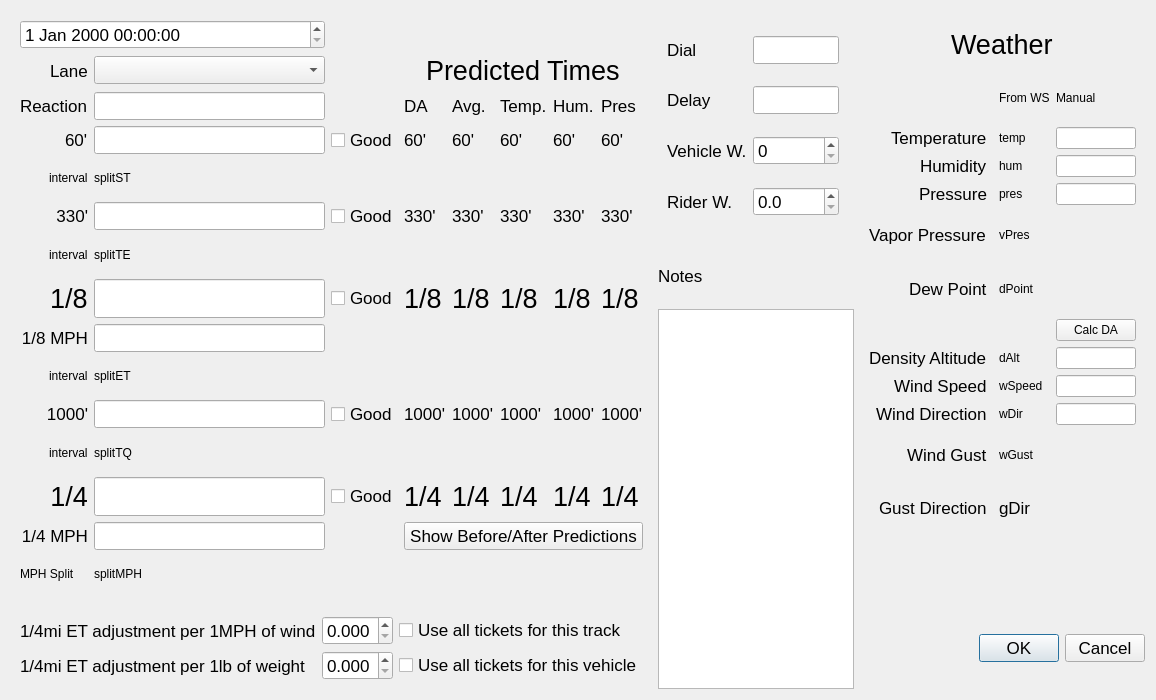
This is narob-desktop/ticketdialog.ui in iforgetware/narob as Qt 5 draws it before an edit. The edited form follows.
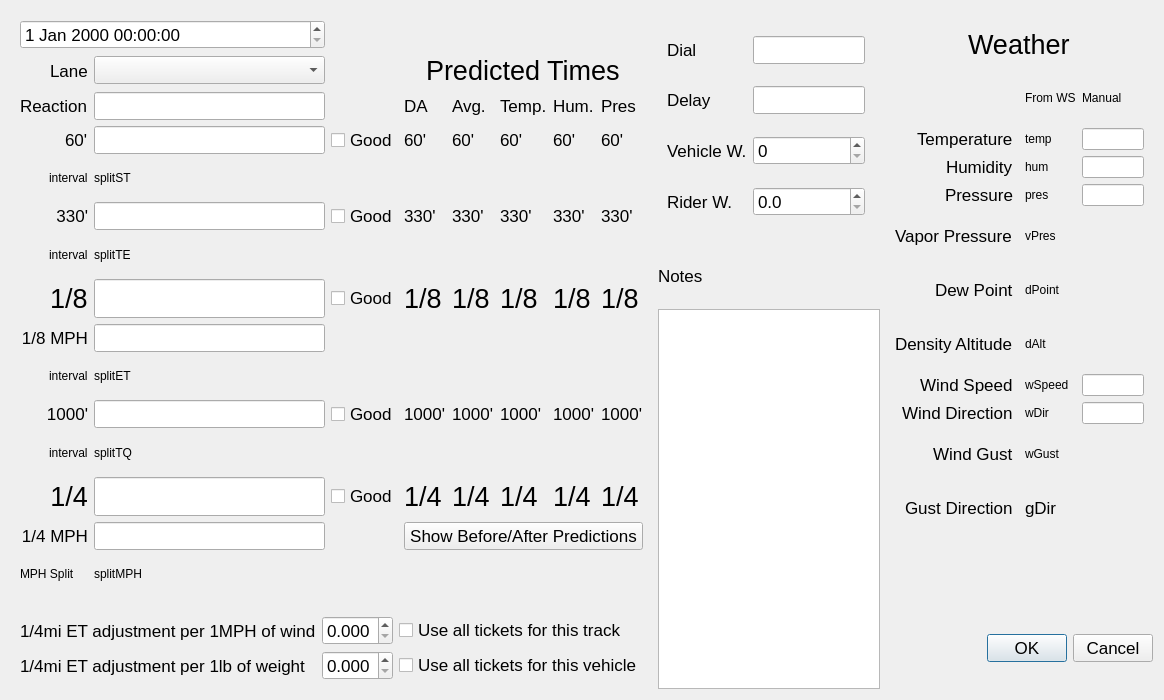
This is the edited form.

```diff
--- a/narob-desktop/ticketdialog.ui
+++ b/narob-desktop/ticketdialog.ui
@@ -6,7 +6,7 @@
    <rect>
     <x>0</x>
     <y>0</y>
-    <width>1156</width>
+    <width>1164</width>
     <height>700</height>
    </rect>
   </property>
@@ -1111,39 +1111,22 @@
       <enum>QFrame::Raised</enum>
      </property>
      <layout class="QGridLayout" name="gridLayout_4">
-      <item row="1" column="2">
-       <widget class="QLabel" name="fromWSLabel">
-        <property name="text">
-         <string>From WS</string>
-        </property>
-       </widget>
-      </item>
-      <item row="10" column="3">
-       <widget class="QLineEdit" name="windDirectionEdit"/>
-      </item>
-      <item row="8" column="2">
-       <widget class="QLabel" name="densityAltitude">
-        <property name="text">
-         <string>dAlt</string>
-        </property>
-       </widget>
-      </item>
-      <item row="6" column="0" alignment="Qt::AlignRight">
-       <widget class="QLabel" name="currentDewPointLabel">
+      <item row="0" column="0" colspan="4" alignment="Qt::AlignHCenter">
+       <widget class="QLabel" name="weatherLabel">
         <property name="font">
          <font>
-          <pointsize>13</pointsize>
+          <pointsize>20</pointsize>
          </font>
         </property>
         <property name="text">
-         <string>Dew Point</string>
+         <string>Weather</string>
         </property>
        </widget>
       </item>
       <item row="9" column="2">
-       <widget class="QLabel" name="windSpeed">
+       <widget class="QLabel" name="windDirection">
         <property name="text">
-         <string>wSpeed</string>
+         <string>wDir</string>
         </property>
        </widget>
       </item>
@@ -1159,27 +1142,21 @@
         </property>
        </widget>
       </item>
-      <item row="3" column="3">
-       <widget class="QLineEdit" name="humidityEdit"/>
-      </item>
-      <item row="3" column="0" alignment="Qt::AlignRight">
-       <widget class="QLabel" name="currentHumidityLabel">
-        <property name="sizePolicy">
-         <sizepolicy hsizetype="Preferred" vsizetype="Preferred">
-          <horstretch>0</horstretch>
-          <verstretch>0</verstretch>
-         </sizepolicy>
-        </property>
+      <item row="11" column="2">
+       <widget class="QLabel" name="windGustDir">
         <property name="font">
          <font>
           <pointsize>13</pointsize>
          </font>
         </property>
         <property name="text">
-         <string>Humidity</string>
+         <string>gDir</string>
         </property>
        </widget>
       </item>
+      <item row="8" column="3">
+       <widget class="QLineEdit" name="windSpeedEdit"/>
+      </item>
       <item row="4" column="2">
        <widget class="QLabel" name="pressure">
         <property name="text">
@@ -1187,38 +1164,26 @@
         </property>
        </widget>
       </item>
-      <item row="8" column="0" alignment="Qt::AlignRight">
-       <widget class="QLabel" name="currentDensityALabel">
-        <property name="font">
-         <font>
-          <pointsize>13</pointsize>
-         </font>
-        </property>
-        <property name="text">
-         <string>Density Altitude</string>
-        </property>
-       </widget>
-      </item>
-      <item row="12" column="0" alignment="Qt::AlignRight">
-       <widget class="QLabel" name="currentWindGustDirLabel">
-        <property name="font">
-         <font>
-          <pointsize>13</pointsize>
-         </font>
-        </property>
-        <property name="text">
-         <string>Gust Direction</string>
-        </property>
-       </widget>
-      </item>
-      <item row="10" column="2">
-       <widget class="QLabel" name="windDirection">
-        <property name="text">
-         <string>wDir</string>
-        </property>
-       </widget>
-      </item>
       <item row="10" column="0" alignment="Qt::AlignRight">
+       <widget class="QLabel" name="currentWindGustLabel">
+        <property name="font">
+         <font>
+          <pointsize>13</pointsize>
+         </font>
+        </property>
+        <property name="text">
+         <string>Wind Gust</string>
+        </property>
+       </widget>
+      </item>
+      <item row="1" column="2">
+       <widget class="QLabel" name="fromWSLabel">
+        <property name="text">
+         <string>From WS</string>
+        </property>
+       </widget>
+      </item>
+      <item row="9" column="0" alignment="Qt::AlignRight">
        <widget class="QLabel" name="currentWindDirectionLabel">
         <property name="font">
          <font>
@@ -1230,15 +1195,46 @@
         </property>
        </widget>
       </item>
-      <item row="9" column="0" alignment="Qt::AlignRight">
-       <widget class="QLabel" name="currentWindSpeedLabel">
+      <item row="5" column="0">
+       <widget class="QLabel" name="currentVaporPressureLabel">
         <property name="font">
          <font>
           <pointsize>13</pointsize>
          </font>
         </property>
         <property name="text">
-         <string>Wind Speed</string>
+         <string>Vapor Pressure</string>
+        </property>
+       </widget>
+      </item>
+      <item row="6" column="0" alignment="Qt::AlignRight">
+       <widget class="QLabel" name="currentDewPointLabel">
+        <property name="font">
+         <font>
+          <pointsize>13</pointsize>
+         </font>
+        </property>
+        <property name="text">
+         <string>Dew Point</string>
+        </property>
+       </widget>
+      </item>
+      <item row="11" column="0" alignment="Qt::AlignRight">
+       <widget class="QLabel" name="currentWindGustDirLabel">
+        <property name="font">
+         <font>
+          <pointsize>13</pointsize>
+         </font>
+        </property>
+        <property name="text">
+         <string>Gust Direction</string>
+        </property>
+       </widget>
+      </item>
+      <item row="7" column="2">
+       <widget class="QLabel" name="densityAltitude">
+        <property name="text">
+         <string>dAlt</string>
         </property>
        </widget>
       </item>
@@ -1249,23 +1245,9 @@
         </property>
        </widget>
       </item>
-      <item row="6" column="2">
-       <widget class="QLabel" name="dewPoint">
-        <property name="text">
-         <string>dPoint</string>
-        </property>
-       </widget>
-      </item>
       <item row="4" column="3">
        <widget class="QLineEdit" name="pressureEdit"/>
       </item>
-      <item row="5" column="2">
-       <widget class="QLabel" name="vaporPressure">
-        <property name="text">
-         <string>vPres</string>
-        </property>
-       </widget>
-      </item>
       <item row="3" column="2">
        <widget class="QLabel" name="humidity">
         <property name="text">
@@ -1273,30 +1255,6 @@
         </property>
        </widget>
       </item>
-      <item row="11" column="0" alignment="Qt::AlignRight">
-       <widget class="QLabel" name="currentWindGustLabel">
-        <property name="font">
-         <font>
-          <pointsize>13</pointsize>
-         </font>
-        </property>
-        <property name="text">
-         <string>Wind Gust</string>
-        </property>
-       </widget>
-      </item>
-      <item row="12" column="2">
-       <widget class="QLabel" name="windGustDir">
-        <property name="font">
-         <font>
-          <pointsize>13</pointsize>
-         </font>
-        </property>
-        <property name="text">
-         <string>gDir</string>
-        </property>
-       </widget>
-      </item>
       <item row="1" column="3">
        <widget class="QLabel" name="ManualLabel">
         <property name="text">
@@ -1304,28 +1262,17 @@
         </property>
        </widget>
       </item>
-      <item row="9" column="3">
-       <widget class="QLineEdit" name="windSpeedEdit"/>
-      </item>
-      <item row="0" column="0" colspan="4" alignment="Qt::AlignHCenter">
-       <widget class="QLabel" name="weatherLabel">
-        <property name="font">
-         <font>
-          <pointsize>20</pointsize>
-         </font>
-        </property>
+      <item row="6" column="2">
+       <widget class="QLabel" name="dewPoint">
         <property name="text">
-         <string>Weather</string>
+         <string>dPoint</string>
         </property>
        </widget>
       </item>
-      <item row="2" column="3">
-       <widget class="QLineEdit" name="temperatureEdit"/>
-      </item>
-      <item row="11" column="2">
-       <widget class="QLabel" name="windGust">
+      <item row="8" column="2">
+       <widget class="QLabel" name="windSpeed">
         <property name="text">
-         <string>wGust</string>
+         <string>wSpeed</string>
         </property>
        </widget>
       </item>
@@ -1341,28 +1288,71 @@
         </property>
        </widget>
       </item>
-      <item row="8" column="3">
-       <widget class="QLineEdit" name="densityAltitudeEdit"/>
+      <item row="10" column="2">
+       <widget class="QLabel" name="windGust">
+        <property name="text">
+         <string>wGust</string>
+        </property>
+       </widget>
       </item>
-      <item row="5" column="0">
-       <widget class="QLabel" name="currentVaporPressureLabel">
+      <item row="7" column="0" alignment="Qt::AlignRight">
+       <widget class="QLabel" name="currentDensityALabel">
         <property name="font">
          <font>
           <pointsize>13</pointsize>
          </font>
         </property>
         <property name="text">
-         <string>Vapor Pressure</string>
+         <string>Density Altitude</string>
         </property>
        </widget>
       </item>
-      <item row="7" column="3">
-       <widget class="QPushButton" name="calcDAButton">
+      <item row="3" column="3">
+       <widget class="QLineEdit" name="humidityEdit"/>
+      </item>
+      <item row="8" column="0" alignment="Qt::AlignRight">
+       <widget class="QLabel" name="currentWindSpeedLabel">
+        <property name="font">
+         <font>
+          <pointsize>13</pointsize>
+         </font>
+        </property>
         <property name="text">
-         <string>Calc DA</string>
+         <string>Wind Speed</string>
         </property>
        </widget>
       </item>
+      <item row="5" column="2">
+       <widget class="QLabel" name="vaporPressure">
+        <property name="text">
+         <string>vPres</string>
+        </property>
+       </widget>
+      </item>
+      <item row="2" column="3">
+       <widget class="QLineEdit" name="temperatureEdit"/>
+      </item>
+      <item row="3" column="0" alignment="Qt::AlignRight">
+       <widget class="QLabel" name="currentHumidityLabel">
+        <property name="sizePolicy">
+         <sizepolicy hsizetype="Preferred" vsizetype="Preferred">
+          <horstretch>0</horstretch>
+          <verstretch>0</verstretch>
+         </sizepolicy>
+        </property>
+        <property name="font">
+         <font>
+          <pointsize>13</pointsize>
+         </font>
+        </property>
+        <property name="text">
+         <string>Humidity</string>
+        </property>
+       </widget>
+      </item>
+      <item row="9" column="3">
+       <widget class="QLineEdit" name="windDirectionEdit"/>
+      </item>
      </layout>
     </widget>
    </item>
```
